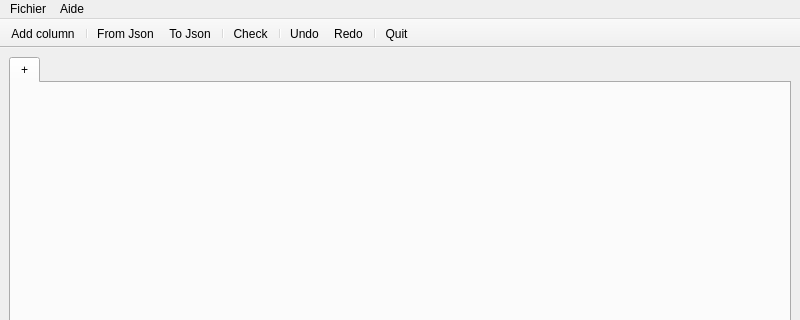
The window that ui/qastle.ui (Epono/qastle) describes before a commit, drawn with Qt 5; both pictures show x 0 to 800 and y 0 to 320 of the 800 by 600 pixel window.
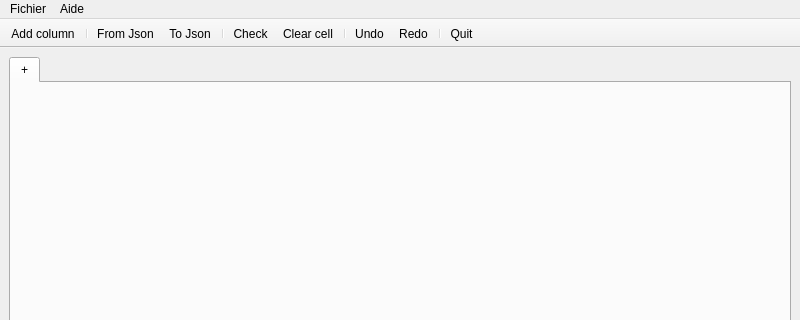
The same window after the commit.

What changed in the file:
```diff
--- a/ui/qastle.ui
+++ b/ui/qastle.ui
@@ -88,6 +88,7 @@
    <addaction name="actionSaveToJson"/>
    <addaction name="separator"/>
    <addaction name="actionCheck"/>
+   <addaction name="actionClearCell"/>
    <addaction name="separator"/>
    <addaction name="actionUndo"/>
    <addaction name="actionRedo"/>
@@ -159,6 +160,14 @@
     <string>Ctrl+Y</string>
    </property>
   </action>
+  <action name="actionClearCell">
+   <property name="text">
+    <string>Clear cell</string>
+   </property>
+   <property name="shortcut">
+    <string>Del</string>
+   </property>
+  </action>
  </widget>
  <resources/>
  <connections/>
```
Left out of the diff: 2 changed lines with no effect on the pictures.
